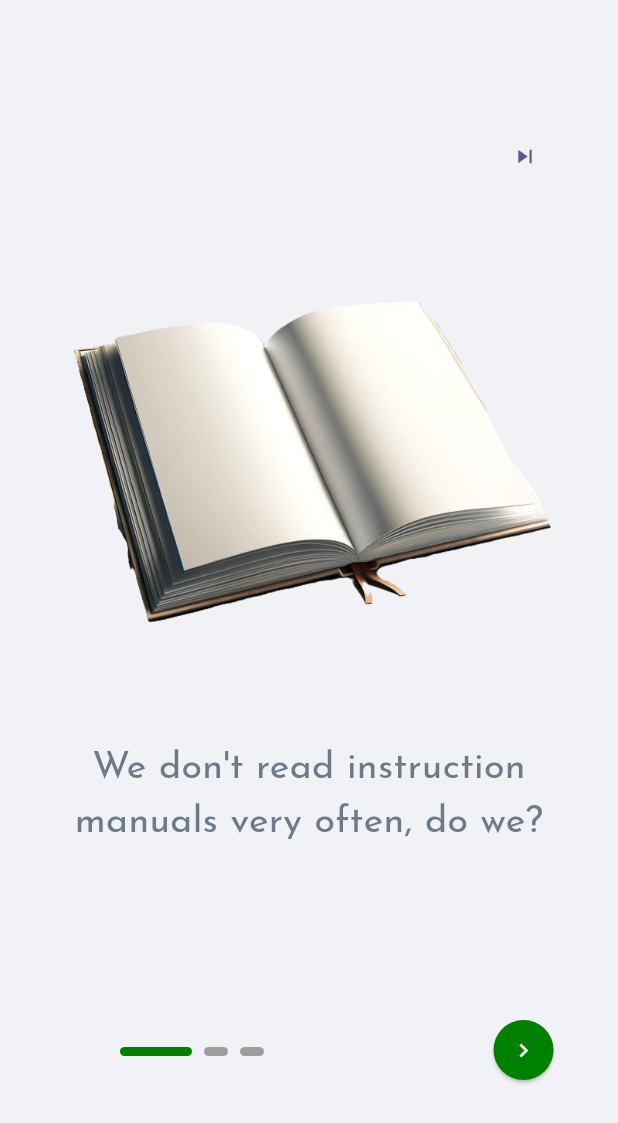
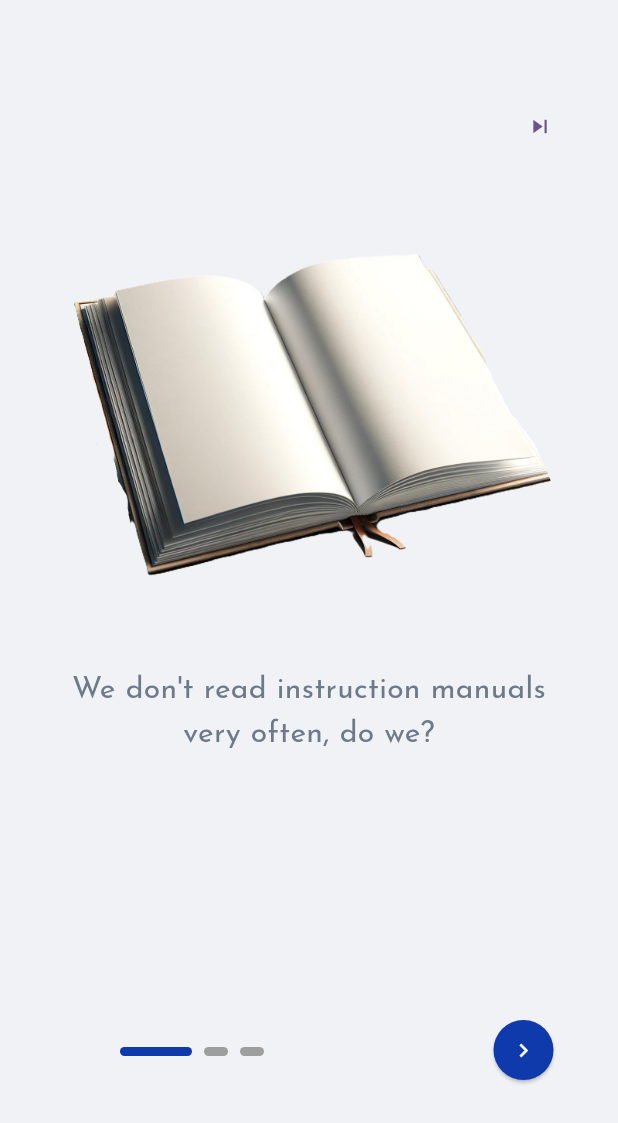
Before and after one commit to zehrayldz00/creation-codes, a Flutter app: the OnboardingPage screen opened directly, on a phone screen of 412 x 824 dp. Shown: the top 1123 px of the screen. Run offline on Flutter 3.47's test engine with Material 3 defaults, Android fonts, the phone set to English and light mode, and no system bars; drawn by our look-alikes of smooth_page_indicator; our stand-ins replace cloud_firestore, firebase_core, firebase_storage, flutter_neumorphic_plus, google_fonts, shared_preferences; missing offline and left inert: model_viewer_plus, restart_app; accounts and stored records are empty.

Commit message:
all adjustment

```diff
--- a/lib/core/constants/app_colors.dart
+++ b/lib/core/constants/app_colors.dart
@@ -5,7 +5,7 @@ class AppColors{
   static const Color primaryText = Color(0xFF1E1E2C);
   static const Color secondaryText = Color(0XFF6C7A89);
   static const Color cardShadow = Color(0xFFDADADA);
-  static const Color activeDot = Color(0xFF008000);
+  static const Color activeDot = Color(0xFF0F3AAB);
 
   /*static const LinearGradient metallicGradient = LinearGradient(
     colors: [
--- a/lib/core/constants/app_paddings.dart
+++ b/lib/core/constants/app_paddings.dart
@@ -4,4 +4,6 @@ class AppPaddings{
   static const EdgeInsets all = EdgeInsets.all(12);
   static const EdgeInsets horizontal = EdgeInsets.symmetric(horizontal: 24);
   static const EdgeInsets vertical = EdgeInsets.symmetric(vertical: 16);
+  static const EdgeInsets figureCardAll = EdgeInsets.only(left: 25, top: 12, bottom: 12, right: 25);
+  static const EdgeInsets ayetPadding = EdgeInsets.only(left: 30, right: 30, bottom:35);
 }
--- a/lib/core/constants/app_text_styles.dart
+++ b/lib/core/constants/app_text_styles.dart
@@ -10,9 +10,15 @@ class AppTextStyles {
   );
 
   static TextStyle subtitle = GoogleFonts.josefinSans(
-    fontSize: 25,
+    fontSize: 20,
     fontWeight: FontWeight.w400,
     color: AppColors.secondaryText
   );
 
+  static TextStyle ayetStyle = GoogleFonts.dancingScript(
+    fontSize : 25,
+    fontWeight: FontWeight.bold,
+    color : AppColors.primaryText
+  );
+
 }
--- a/lib/data/models/figure_model.dart
+++ b/lib/data/models/figure_model.dart
@@ -6,6 +6,8 @@ class FigureModel extends Figure {
   const FigureModel({
     required super.title,
     required super.description,
+    required super.ayet,
+    required super.id,
     required super.imageUrl,
     required super.modelUrl,
   });
@@ -16,15 +18,17 @@ class FigureModel extends Figure {
     return FigureModel(
       title: Map<String, String>.from(data['title'] ?? {}),
       description: Map<String, String>.from(data['description'] ?? {}),
+      ayet: Map<String,String>.from(data['ayet'] ?? {}),
+      id: doc.id,
       imageUrl: data['imageUrl'] ?? {},
       modelUrl: data['modelUrl'] ?? {},
     );
   }
-
   Map<String, dynamic> toMap() {
     return {
       'title': title,
       'description': description,
+      'ayet' : ayet,
       'imageUrl': imageUrl,
       'modelUrl': modelUrl,
     };
--- a/lib/domain/entities/figure.dart
+++ b/lib/domain/entities/figure.dart
@@ -3,6 +3,7 @@ import 'package:creationcodes/data/models/figure_model.dart';
 class Figure {
   final Map<String, String> title;
   final Map<String, String> description;
+  final Map<String, String> ayet;
   final String id;
   final String imageUrl;
   final String modelUrl;
@@ -10,15 +11,18 @@ class Figure {
   const Figure({
     required this.title,
     required this.description,
+    required this.ayet,
     required this.id,
     required this.imageUrl,
     required this.modelUrl,
+
   });
 
   FigureModel toModel() {
     return FigureModel(
       title: title,
       description: description,
+      ayet: ayet,
       id: id,
       imageUrl: imageUrl,
       modelUrl: modelUrl,
--- a/lib/presentation/views/home/home_page.dart
+++ b/lib/presentation/views/home/home_page.dart
@@ -58,7 +58,7 @@ class _HomePageState extends State<HomePage> {
               crossAxisCount: 2,
               mainAxisSpacing: 16,
               crossAxisSpacing: 16,
-              childAspectRatio: 3 / 4,
+              childAspectRatio: 3 / 5,
             ),
             itemCount: vm.categories.length,
             itemBuilder: (context, index) {
--- a/lib/presentation/views/onboarding/onboarding_page.dart
+++ b/lib/presentation/views/onboarding/onboarding_page.dart
@@ -93,8 +93,8 @@ class SkipButton extends StatelessWidget {
   @override
   Widget build(BuildContext context) {
     return Positioned(
-      top: 80,
-      right: 30,
+      top: 60,
+      right: 20,
       child: TextButton(
         onPressed: () async {
           final navigator = Navigator.of(context);
@@ -106,16 +106,47 @@ class SkipButton extends StatelessWidget {
             MaterialPageRoute(builder: (_) => SplashPage()),
           );
         },
-        child: const Icon(Icons.skip_next),
+        child: const Icon(Icons.skip_next,),
       ),
     );
   }
 }
 
-class Onboarding extends StatelessWidget {
+class Onboarding extends StatefulWidget {
   const Onboarding({super.key, required this.image, required this.description});
 
   final String image, description;
+
+  @override
+  State<Onboarding> createState() => _OnboardingState();
+}
+
+class _OnboardingState extends State<Onboarding> with SingleTickerProviderStateMixin{
+
+  late AnimationController _controller;
+  late Animation<Offset> _animation;
+
+  @override
+  void initState() {
+    super.initState();
+    _controller = AnimationController(
+      duration: const Duration(seconds: 2), // daha uzun = daha yavaş
+      vsync: this,
+    )..repeat(reverse: true); // yukarı-aşağı tekrar etsin
+
+    _animation = Tween<Offset>(
+      begin: Offset(0, 0),     // başlangıç pozisyonu
+      end: Offset(0, 0.02),    // aşağı doğru çok az kaydır
+    ).animate(CurvedAnimation(
+      parent: _controller,
+      curve: Curves.easeInOut, // yumuşak geçiş
+    ));
+  }
+  @override
+  void dispose() {
+    _controller.dispose();
+    super.dispose();
+  }
 
   @override
   Widget build(BuildContext context) {
@@ -123,22 +154,25 @@ class Onboarding extends StatelessWidget {
     late double screenh = MediaQuery.of(context).size.height;
 
     return Padding(
-      padding: const EdgeInsets.only(top:90, left: 8.0, right: 8.0),
+      padding: const EdgeInsets.only(top:60, left: 8.0, right: 8.0),
       child: Column(
         children: [
           Flexible(
             flex: 3,
-            child: Image(
-              width: screenw*0.8,
-              height: screenh*0.8,
-              image: AssetImage(image),
+            child: SlideTransition(
+              position: _animation,
+              child: Image(
+                width: screenw*0.8,
+                height: screenh*0.8,
+                image: AssetImage(widget.image),
+              ),
             ),
           ),
           Flexible(flex:2, child: Padding(
             padding: const EdgeInsets.only(right: 20.0, left: 20.0),
-            child: Text(description, style: AppTextStyles.subtitle,textAlign: TextAlign.center,),
+            child: Text(widget.description, style: AppTextStyles.subtitle,textAlign: TextAlign.center,),
           )),
-          SizedBox(height: 60,)
+          SizedBox(height: 120,)
         ],
       ),
     );
```
Also changed, not shown: lib/data/datasources/figure_remote_datasource.dart (+5 -3 lines), lib/data/repositories/figure_repository_impl.dart (+15 -8 lines), lib/main.dart (+22 -15 lines), lib/presentation/views/category_detail/category_detail_page.dart (+5 -6 lines), lib/presentation/views/model/model_page.dart (+56 -20 lines), lib/presentation/widgets/category_card_widget.dart (+7 -9 lines), lib/presentation/widgets/figure_card_widget.dart (+8 -3 lines), lib/presentation/widgets/model_viewer_widget.dart (+29 -12 lines), assets/onboarding_img/1.png, assets/onboarding_img/25.png (added), lib/domain/usecases/download_figures_byUrl_usecases.dart (deleted).
